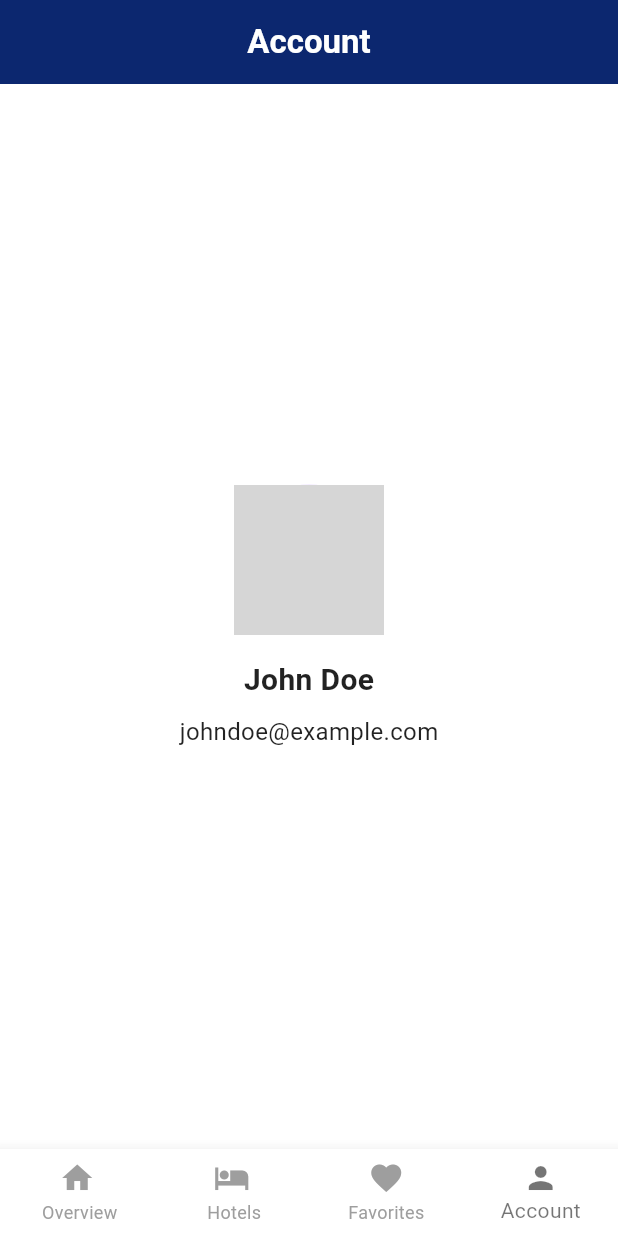
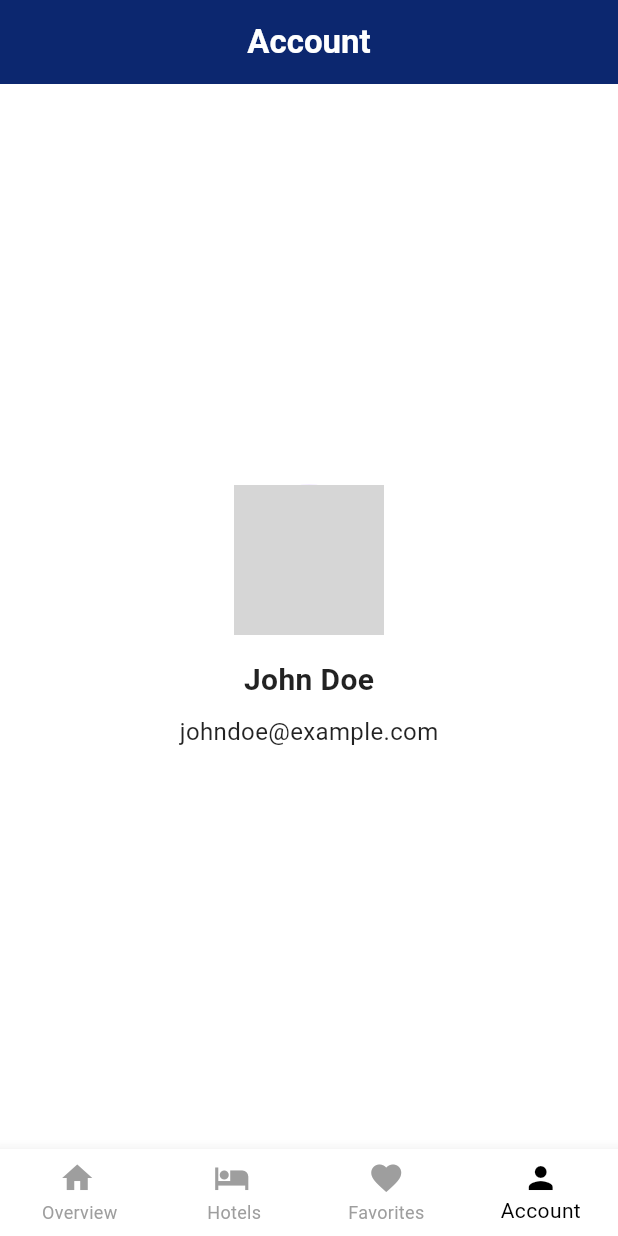
Before and after one commit to sherifhasan/hotels_booking, a Flutter app: the screen it shows after launch, item 4 of the bottom bar chosen, on a phone screen of 412 x 824 dp. Run offline on Flutter 3.47's test engine with Material 3 defaults, Android fonts, the phone set to English and light mode, and no system bars; our stand-ins replace auto_route, dartz, dio, flutter_bloc, freezed_annotation, get_it and 2 more; accounts and stored records are empty; generated files the repository leaves out were written again; network calls fail; grey boxes are pictures that could not be loaded.

Commit message:
Changed bottom nav selected color

```diff
--- a/lib/presentation/app_theme.dart
+++ b/lib/presentation/app_theme.dart
@@ -17,7 +17,7 @@ class AppTheme {
       bottomNavigationBarTheme: BottomNavigationBarThemeData(
         type: BottomNavigationBarType.fixed,
         backgroundColor: Colors.white,
-        selectedItemColor: Colors.black54,
+        selectedItemColor: Colors.black,
         unselectedItemColor: Colors.grey,
       ),
       elevatedButtonTheme: ElevatedButtonThemeData(
```
